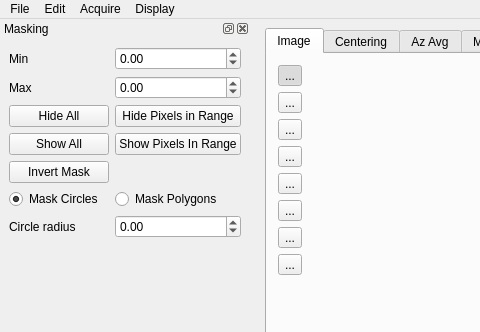
Above: qxrdwindow.ui from guyjennings/qxrd before the change; both pictures show x 0 to 480 and y 0 to 332 of the 1243 by 843 pixel window. Below: the same form after it.
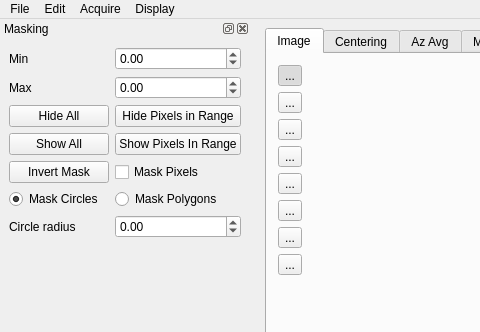
That is the form after the change. Icons and pictures are not drawn. Custom widgets are drawn as their Qt base class.

Commit message: Added option to set/clear mask pixels

The edit to the form file:
```diff
--- a/qxrdwindow.ui
+++ b/qxrdwindow.ui
@@ -1212,6 +1212,13 @@
        </property>
       </widget>
      </item>
+     <item row="4" column="1">
+      <widget class="QCheckBox" name="m_MaskSetPixels">
+       <property name="text">
+        <string>Mask Pixels</string>
+       </property>
+      </widget>
+     </item>
     </layout>
    </widget>
   </widget>
```
The commit also changes 3 other files.
